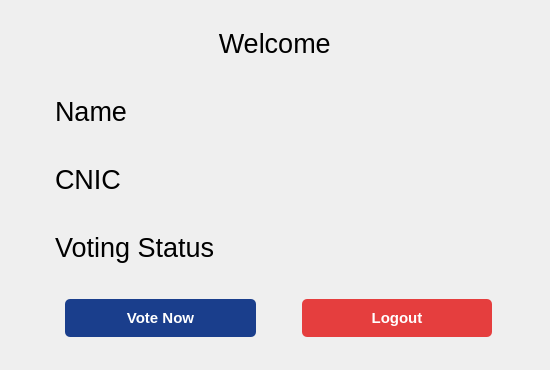
Before: the Qt Designer form E-voting-system/Experiment/After_voter_login.ui in Kashan-Baig/E-VOTING, drawn with Qt 5.
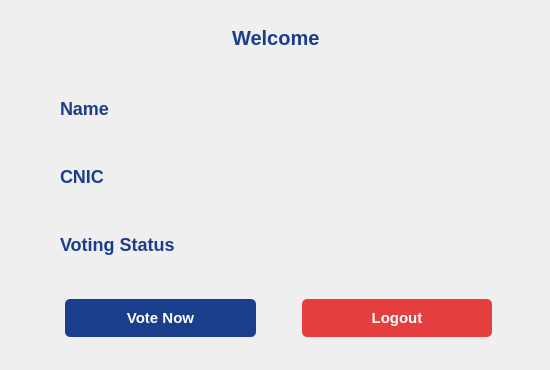
After: the same form once the commit is applied.

The edit to the form file:
```diff
--- a/E-voting-system/Experiment/After_voter_login.ui
+++ b/E-voting-system/Experiment/After_voter_login.ui
@@ -38,6 +38,12 @@
      </property>
      <item row="1" column="0">
       <widget class="QLabel" name="Name">
+       <property name="styleSheet">
+        <string notr="true">   font-size: 18px;
+    font-weight: 600;
+    color: rgb(26, 62, 140);
+    margin-bottom: 5px;</string>
+       </property>
        <property name="text">
         <string>Name</string>
        </property>
@@ -45,6 +51,12 @@
      </item>
      <item row="2" column="0">
       <widget class="QLabel" name="Cnic">
+       <property name="styleSheet">
+        <string notr="true">   font-size: 18px;
+    font-weight: 600;
+    color: rgb(26, 62, 140);
+    margin-bottom: 5px;</string>
+       </property>
        <property name="text">
         <string>CNIC</string>
        </property>
@@ -52,6 +64,12 @@
      </item>
      <item row="3" column="0">
       <widget class="QLabel" name="Votestatus">
+       <property name="styleSheet">
+        <string notr="true">   font-size: 18px;
+    font-weight: 600;
+    color: rgb(26, 62, 140);
+    margin-bottom: 5px;</string>
+       </property>
        <property name="text">
         <string>Voting Status</string>
        </property>
@@ -138,6 +156,12 @@
      </item>
      <item row="0" column="0" colspan="2">
       <widget class="QLabel" name="Title">
+       <property name="styleSheet">
+        <string notr="true"> font-size: 20px;
+    font-weight: bold;
+    color: #1a3e8c;
+    margin-bottom: 10px;</string>
+       </property>
        <property name="text">
         <string>Welcome </string>
        </property>
```
